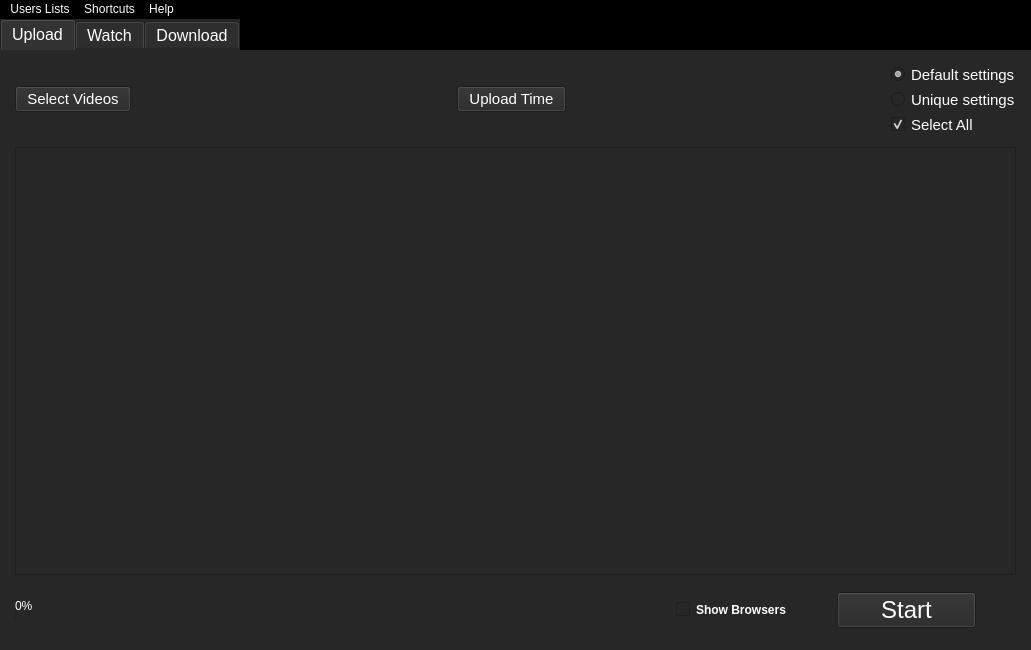
This is Outside_YouTube.ui in Outsider-corp/OutsideYT as Qt 5 draws it before an edit. The edited form follows.
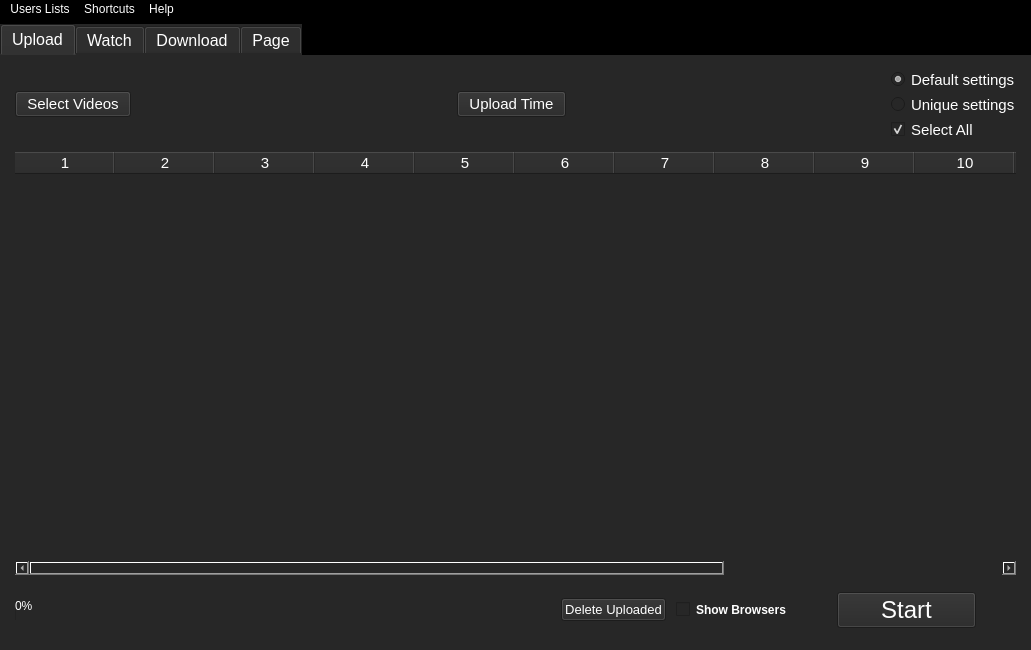
This is the edited form. The open tabs and pages were chosen to show the change.

Patch:
```diff
--- a/Outside_YouTube.ui
+++ b/Outside_YouTube.ui
@@ -66,7 +66,7 @@
     </size>
    </property>
    <layout class="QGridLayout" name="gridLayout">
-    <item row="0" column="0">
+    <item row="1" column="0">
      <widget class="QTabWidget" name="OutsideYT">
       <property name="sizePolicy">
        <sizepolicy hsizetype="MinimumExpanding" vsizetype="MinimumExpanding">
@@ -296,7 +296,82 @@
          </spacer>
         </item>
         <item>
-         <widget class="QTableWidget" name="Upload_Table"/>
+         <widget class="QTableWidget" name="Upload_Table">
+          <property name="font">
+           <font>
+            <family>Arial</family>
+            <pointsize>11</pointsize>
+           </font>
+          </property>
+          <property name="frameShape">
+           <enum>QFrame::NoFrame</enum>
+          </property>
+          <property name="frameShadow">
+           <enum>QFrame::Sunken</enum>
+          </property>
+          <property name="sizeAdjustPolicy">
+           <enum>QAbstractScrollArea::AdjustToContentsOnFirstShow</enum>
+          </property>
+          <property name="alternatingRowColors">
+           <bool>false</bool>
+          </property>
+          <property name="textElideMode">
+           <enum>Qt::ElideRight</enum>
+          </property>
+          <property name="verticalScrollMode">
+           <enum>QAbstractItemView::ScrollPerPixel</enum>
+          </property>
+          <property name="horizontalScrollMode">
+           <enum>QAbstractItemView::ScrollPerPixel</enum>
+          </property>
+          <property name="gridStyle">
+           <enum>Qt::DotLine</enum>
+          </property>
+          <property name="sortingEnabled">
+           <bool>true</bool>
+          </property>
+          <property name="columnCount">
+           <number>14</number>
+          </property>
+          <attribute name="horizontalHeaderCascadingSectionResizes">
+           <bool>false</bool>
+          </attribute>
+          <attribute name="horizontalHeaderShowSortIndicator" stdset="0">
+           <bool>true</bool>
+          </attribute>
+          <attribute name="horizontalHeaderStretchLastSection">
+           <bool>false</bool>
+          </attribute>
+          <attribute name="verticalHeaderCascadingSectionResizes">
+           <bool>false</bool>
+          </attribute>
+          <attribute name="verticalHeaderDefaultSectionSize">
+           <number>40</number>
+          </attribute>
+          <attribute name="verticalHeaderMinimumSectionSize">
+           <number>40</number>
+          </attribute>
+          <attribute name="verticalHeaderShowSortIndicator" stdset="0">
+           <bool>true</bool>
+          </attribute>
+          <attribute name="verticalHeaderStretchLastSection">
+           <bool>false</bool>
+          </attribute>
+          <column/>
+          <column/>
+          <column/>
+          <column/>
+          <column/>
+          <column/>
+          <column/>
+          <column/>
+          <column/>
+          <column/>
+          <column/>
+          <column/>
+          <column/>
+          <column/>
+         </widget>
         </item>
         <item>
          <layout class="QHBoxLayout" name="horizontalLayout">
@@ -347,6 +422,19 @@
             </property>
            </spacer>
           </item>
+          <item>
+           <widget class="QPushButton" name="pushButton">
+            <property name="font">
+             <font>
+              <family>Arial</family>
+              <pointsize>10</pointsize>
+             </font>
+            </property>
+            <property name="text">
+             <string>Delete Uploaded</string>
+            </property>
+           </widget>
+          </item>
           <item>
            <widget class="QCheckBox" name="Upload_ShowBrowser_checkBox">
             <property name="font">
@@ -879,8 +967,44 @@
         </item>
        </layout>
       </widget>
+      <widget class="QWidget" name="tab">
+       <attribute name="title">
+        <string>Page</string>
+       </attribute>
+       <widget class="QWidget" name="verticalLayoutWidget">
+        <property name="geometry">
+         <rect>
+          <x>-30</x>
+          <y>0</y>
+          <width>1041</width>
+          <height>561</height>
+         </rect>
+        </property>
+        <layout class="QVBoxLayout" name="verticalLayout_7">
+         <item>
+          <widget class="QTableView" name="tableView"/>
+         </item>
+        </layout>
+       </widget>
+      </widget>
      </widget>
     </item>
+    <item row="0" column="0">
+     <spacer name="verticalSpacer_2">
+      <property name="orientation">
+       <enum>Qt::Vertical</enum>
+      </property>
+      <property name="sizeType">
+       <enum>QSizePolicy::Fixed</enum>
+      </property>
+      <property name="sizeHint" stdset="0">
+       <size>
+        <width>5</width>
+        <height>5</height>
+       </size>
+      </property>
+     </spacer>
+    </item>
    </layout>
   </widget>
   <widget class="QMenuBar" name="menubar">
```
Left out of the diff: 20 changed lines with no effect on the pictures.
